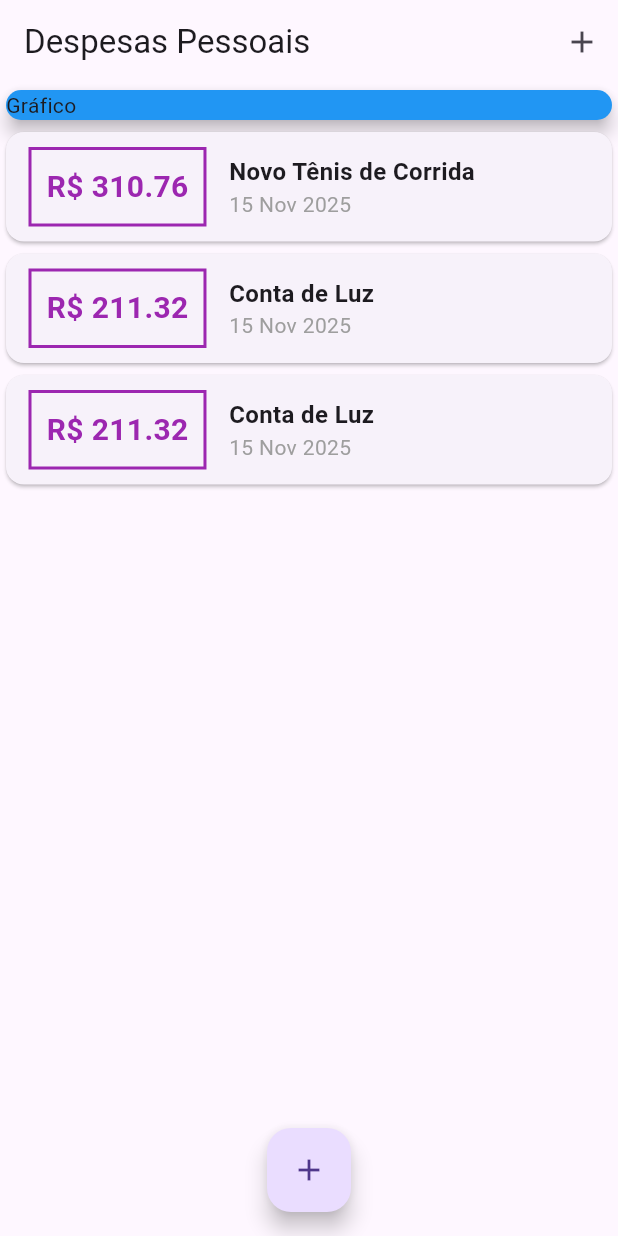
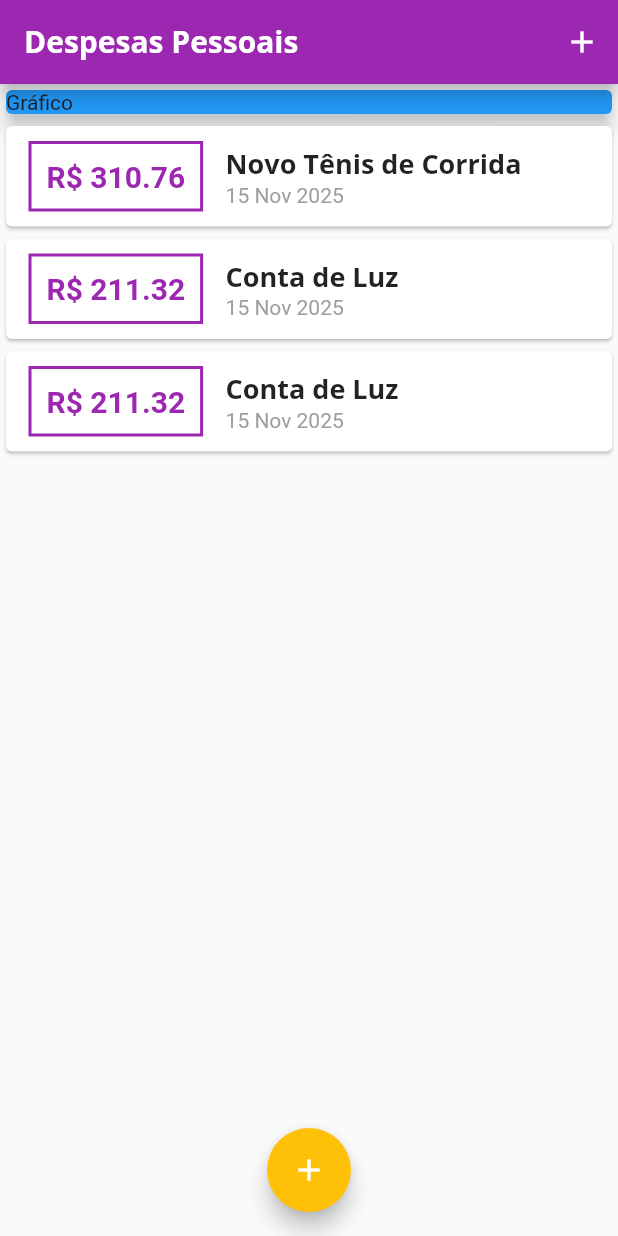
Before and after one commit to dauid64/despesas_pessoais, a Flutter app: the screen it shows after launch, on a phone screen of 412 x 824 dp. Run offline on Flutter 3.47's test engine with Material 3 defaults, Android fonts, the phone set to English and light mode, and no system bars.

Commit message:
trabalhando com temas

```diff
--- a/lib/components/transaction_list.dart
+++ b/lib/components/transaction_list.dart
@@ -21,14 +21,14 @@ class TransactionList extends StatelessWidget {
                 Container(
                   margin: EdgeInsets.symmetric(horizontal: 15, vertical: 10),
                   decoration: BoxDecoration(
-                    border: Border.all(color: Colors.purple, width: 2),
+                    border: Border.all(color: Theme.of(context).colorScheme.primary, width: 2),
                   ),
                   padding: EdgeInsets.all(10),
                   child: Text(
                     style: TextStyle(
                       fontWeight: FontWeight.bold,
                       fontSize: 20,
-                      color: Colors.purple,
+                      color: Theme.of(context).colorScheme.primary,
                     ),
                     'R\$ ${tr.value.toStringAsFixed(2)}',
                   ),
@@ -37,10 +37,7 @@ class TransactionList extends StatelessWidget {
                   crossAxisAlignment: CrossAxisAlignment.start,
                   children: [
                     Text(
-                      style: TextStyle(
-                        fontSize: 16,
-                        fontWeight: FontWeight.bold,
-                      ),
+                      style: Theme.of(context).textTheme.titleLarge,
                       tr.title,
                     ),
                     Text(
--- a/lib/main.dart
+++ b/lib/main.dart
@@ -8,11 +8,40 @@ import 'package:expenses/models/transaction.dart';
 main() => runApp(ExpensesApp());
 
 class ExpensesApp extends StatelessWidget {
-  const ExpensesApp({super.key});
+  ExpensesApp({super.key});
+
+  final ThemeData tema = ThemeData();
 
   @override
   Widget build(BuildContext context) {
-    return MaterialApp(home: MyHomePage());
+    return MaterialApp(
+      home: MyHomePage(),
+      theme: ThemeData(
+        useMaterial3: false,
+        fontFamily: 'Quicksand',
+        appBarTheme: AppBarTheme(
+          backgroundColor: Colors.purple,
+          foregroundColor: Colors.white,
+          titleTextStyle: TextStyle(
+            fontFamily: 'OpenSans',
+            fontSize: 20,
+            fontWeight: FontWeight.bold,
+          ),
+        ),
+        textTheme: ThemeData.light().textTheme.copyWith(
+          titleLarge: TextStyle(
+            fontFamily: 'OpenSans',
+            fontSize: 18,
+            fontWeight: FontWeight.bold,
+          ),
+        ),
+        colorScheme: ColorScheme.fromSeed(
+          seedColor: Colors.amber,
+          primary: Colors.purple,
+          secondary: Colors.amber,
+        ),
+      ),
+    );
   }
 }
 
@@ -74,7 +103,12 @@ class _MyHomePageState extends State<MyHomePage> {
     return Scaffold(
       appBar: AppBar(
         title: Text('Despesas Pessoais'),
-        actions: [IconButton(onPressed: () => _openTransactionFormModal(context), icon: Icon(Icons.add))],
+        actions: [
+          IconButton(
+            onPressed: () => _openTransactionFormModal(context),
+            icon: Icon(Icons.add),
+          ),
+        ],
       ),
       body: SingleChildScrollView(
         child: Column(
```
Also changed, not shown: pubspec.yaml (+11 -6 lines), assets/fonts/OpenSans-Bold.ttf (added), assets/fonts/OpenSans-Regular.ttf (added), assets/fonts/Quicksand-Bold.ttf (added), assets/fonts/Quicksand-Light.ttf (added), assets/fonts/Quicksand-Medium.ttf (added), assets/fonts/Quicksand-Regular.ttf (added).
